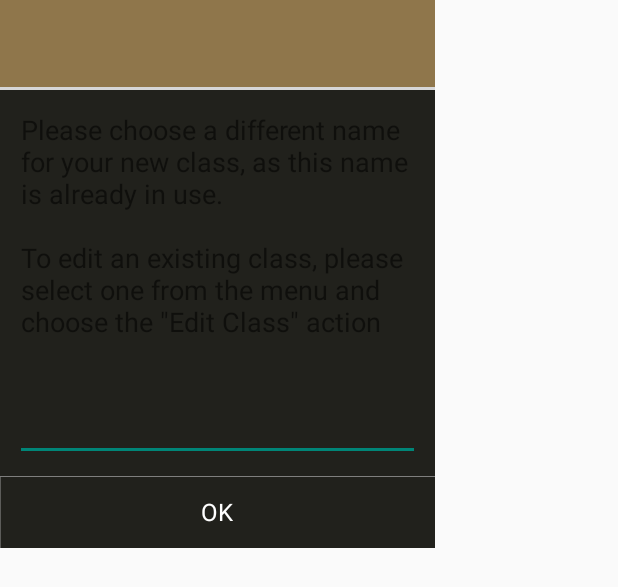
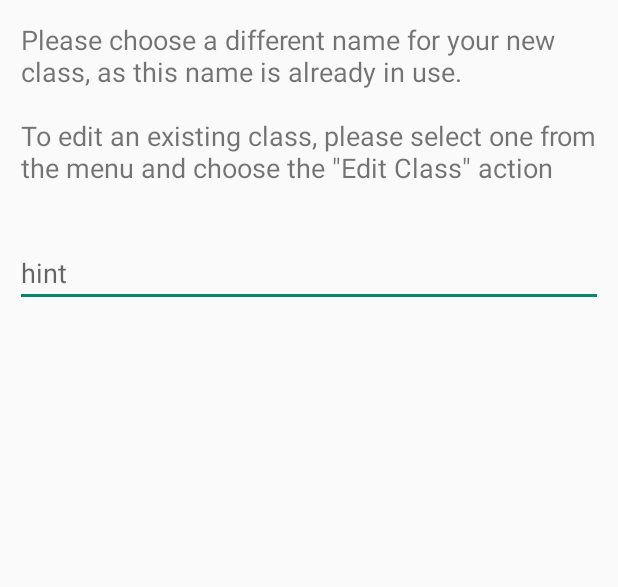
Before and after one commit to fifersheep/android-names-in-a-hat, an Android app: the layout dialog_edit_text.xml on its own in the app's theme, with its tools: preview values and no code run, on a phone screen of 412 x 824 dp. Shown: the top 587 px of the screen. Run offline under Robolectric (Android 15) with nearby library versions, the phone set to English and light mode, and no system bars.

```diff
--- a/app/src/main/res/layout/dialog_edit_text.xml
+++ b/app/src/main/res/layout/dialog_edit_text.xml
@@ -1,25 +1,17 @@
 <?xml version="1.0" encoding="utf-8"?>
 <RelativeLayout xmlns:android="http://schemas.android.com/apk/res/android"
               android:orientation="vertical"
-              android:layout_width="290dp"
-              android:layout_height="wrap_content"
-              android:background="@color/grey_dark" >
-    <TextView
-        android:id="@+id/dialog_edit_title"
-        android:background="@drawable/actionbar_accent"
-        android:layout_width="match_parent"
-        android:layout_height="60dp"
-        android:scaleType="center"
-        android:layout_alignParentTop="true"
-        style="@style/Theme.DrawTheme.Dialog.Title"/>
+              android:layout_width="match_parent"
+              android:layout_height="wrap_content" >
     <TextView
         android:id="@+id/dialog_edit_message"
         android:layout_width="match_parent"
         android:layout_height="wrap_content"
-        android:layout_below="@+id/dialog_edit_title"
+        android:layout_alignParentTop="true"
         android:padding="14dp"
         android:textSize="18sp"
         android:text="@string/class_name_exists_msg" />
+
     <EditText
         android:id="@+id/dialog_edit_input"
         android:layout_width="match_parent"
@@ -30,21 +22,5 @@
         android:layout_marginRight="10dp"
         android:layout_marginBottom="10dp"
         android:textColor="@android:color/white"
-        android:textCursorDrawable="@null"/>
-        <Button
-            android:id="@+id/dialog_cancel"
-            android:layout_width="match_parent"
-            android:layout_height="wrap_content"
-            android:layout_below="@+id/dialog_edit_input"
-            android:layout_alignParentLeft="true"
-            android:text="Cancel"
-            style="@style/DrawTheme.Dialog.Button"/>
-        <Button
-            android:id="@+id/dialog_ok"
-            android:layout_width="match_parent"
-            android:layout_height="wrap_content"
-            android:layout_below="@+id/dialog_edit_input"
-            android:layout_alignParentRight="true"
-            android:text="OK"
-            style="@style/DrawTheme.Dialog.Button.Extra"/>
+        android:hint="hint" />
 </RelativeLayout>
```
Also changed, not shown: app/src/main/java/uk/lobsterdoodle/namepicker/ChangeNames.java (+233 -227 lines), app/src/main/java/uk/lobsterdoodle/namepicker/NamesListAdapter.java (+54 -54 lines).
